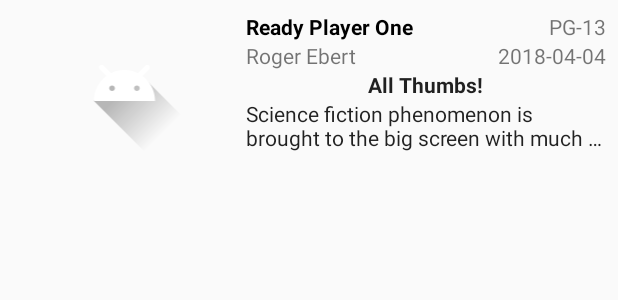
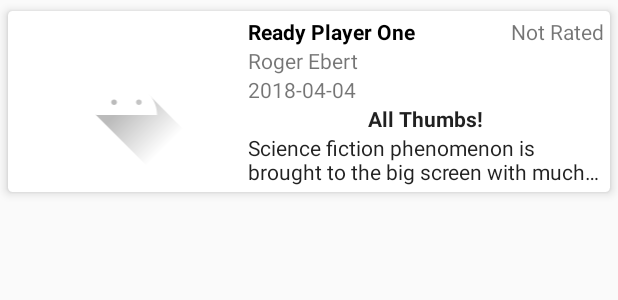
Before and after one commit to olarivain/Coding, an Android app: the layout review_item.xml on its own in the app's theme, with its tools: preview values and no code run, on a phone screen of 412 x 824 dp. Shown: the top 300 px of the screen. Run offline under Robolectric (Android 15) with nearby library versions, the phone set to English and light mode, and no system bars; network calls fail.

```diff
--- a/app/build.gradle
+++ b/app/build.gradle
@@ -46,6 +46,7 @@ dependencies {
     implementation "com.android.support:design:$supportLibVersion"
     implementation "com.android.support.constraint:constraint-layout:$constraintLayoutVersion"
     implementation "com.android.support:recyclerview-v7:$supportLibVersion"
+    implementation 'com.android.support:cardview-v7:27.1.1'
 
     //RxJava
     implementation "io.reactivex.rxjava2:rxandroid:$rxJavaVersion"
--- a/app/src/main/java/org/cjkriesesf/opentablecoding/Link.java
+++ b/app/src/main/java/org/cjkriesesf/opentablecoding/Link.java
@@ -3,6 +3,11 @@ package org.cjkriesesf.opentablecoding;
 import com.google.gson.annotations.SerializedName;
 
 public class Link {
+    public enum LinkType {
+        urlType,
+        uriType,
+        unknownType
+    }
     @SerializedName(value="type")
     public String link_type;
     public String url;
--- a/app/src/main/res/layout/review_item.xml
+++ b/app/src/main/res/layout/review_item.xml
@@ -3,15 +3,28 @@
     xmlns:tools="http://schemas.android.com/tools"
     android:layout_width="match_parent"
     android:layout_height="wrap_content"
-    android:layout_margin="@dimen/review_margin"
+    xmlns:card_view="http://schemas.android.com/apk/res-auto"
     android:orientation="horizontal">
+
+    <android.support.v7.widget.CardView
+        android:id="@+id/card_view"
+        android:layout_width="match_parent"
+        android:layout_height="wrap_content"
+        card_view:cardUseCompatPadding="true"
+        card_view:cardElevation="4dp"
+        card_view:cardCornerRadius="3dp">
+
+        <LinearLayout
+            android:layout_width="match_parent"
+            android:layout_height="wrap_content"
+            android:layout_margin="@dimen/review_content_margin">
 
             <ImageView
                 android:id="@+id/multimedia"
+                style="@style/titleStyle"
                 android:layout_width="150dp"
                 android:layout_height="100dp"
                 android:layout_gravity="center"
-        style="@style/titleStyle"
                 tools:src="@drawable/ic_launcher_foreground" />
 
             <LinearLayout
@@ -26,26 +39,22 @@
 
                     <TextView
                         android:id="@+id/display_title"
+                        style="@style/titleStyle"
                         android:layout_width="0dp"
                         android:layout_height="wrap_content"
                         android:layout_weight="1"
-                style="@style/titleStyle"
                         tools:text="Ready Player One" />
 
                     <TextView
                         android:id="@+id/mpaa_rating"
                         android:layout_width="wrap_content"
                         android:layout_height="wrap_content"
-                tools:text="PG-13" />
+                        android:text="Not Rated" />
                 </LinearLayout>
-
-        <LinearLayout
-            android:layout_width="match_parent"
-            android:layout_height="wrap_content">
 
                 <TextView
                     android:id="@+id/byline"
-                android:layout_width="0dp"
+                    android:layout_width="wrap_content"
                     android:layout_height="wrap_content"
                     android:layout_weight="1"
                     tools:text="Roger Ebert" />
@@ -55,25 +64,24 @@
                     android:layout_width="wrap_content"
                     android:layout_height="wrap_content"
                     tools:text="2018-04-04" />
-        </LinearLayout>
-
 
                 <TextView
                     android:id="@+id/headline"
+                    style="@style/headlineStyle"
                     android:layout_width="wrap_content"
                     android:layout_height="wrap_content"
-            style="@style/headlineStyle"
                     tools:text="All Thumbs!" />
 
                 <TextView
                     android:id="@+id/summary_short"
+                    style="@style/TwoLineStyle"
                     android:layout_width="wrap_content"
                     android:layout_height="wrap_content"
-            style="@style/TwoLineStyle"
                     android:ellipsize="end"
                     android:maxLines="2"
                     tools:text="Science fiction phenomenon is brought to the big screen with much fanfare." />
 
             </LinearLayout>
-
         </LinearLayout>
+    </android.support.v7.widget.CardView>
+</LinearLayout>
--- a/app/src/main/res/values/dimens.xml
+++ b/app/src/main/res/values/dimens.xml
@@ -1,5 +1,6 @@
 <?xml version="1.0" encoding="utf-8"?>
 <resources>
-    <dimen name="review_margin">8dp</dimen>
+    <dimen name="review_card_margin">4dp</dimen>
+    <dimen name="review_content_margin">4dp</dimen>
     <dimen name="review_text_margin">6dp</dimen>
 </resources>
```
Also changed, not shown: app/src/main/java/org/cjkriesesf/opentablecoding/ReviewDetailActivity.java (+0 -7 lines), app/src/main/java/org/cjkriesesf/opentablecoding/ReviewListAdapter.java (+27 -7 lines). Lines whose indentation alone changed are shown as unchanged.
